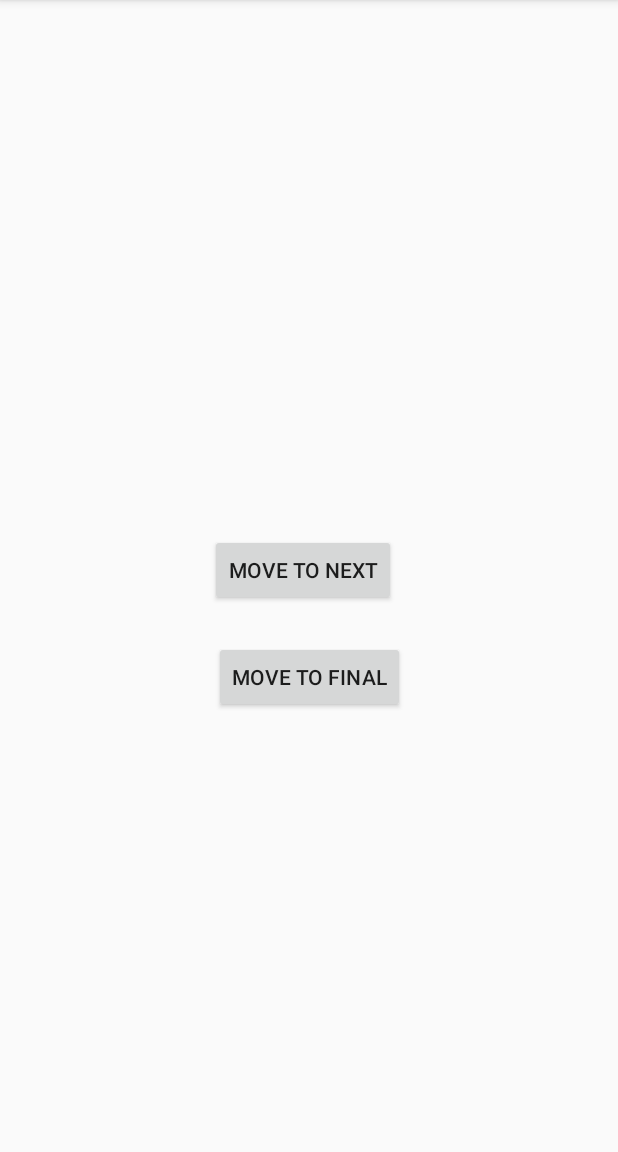
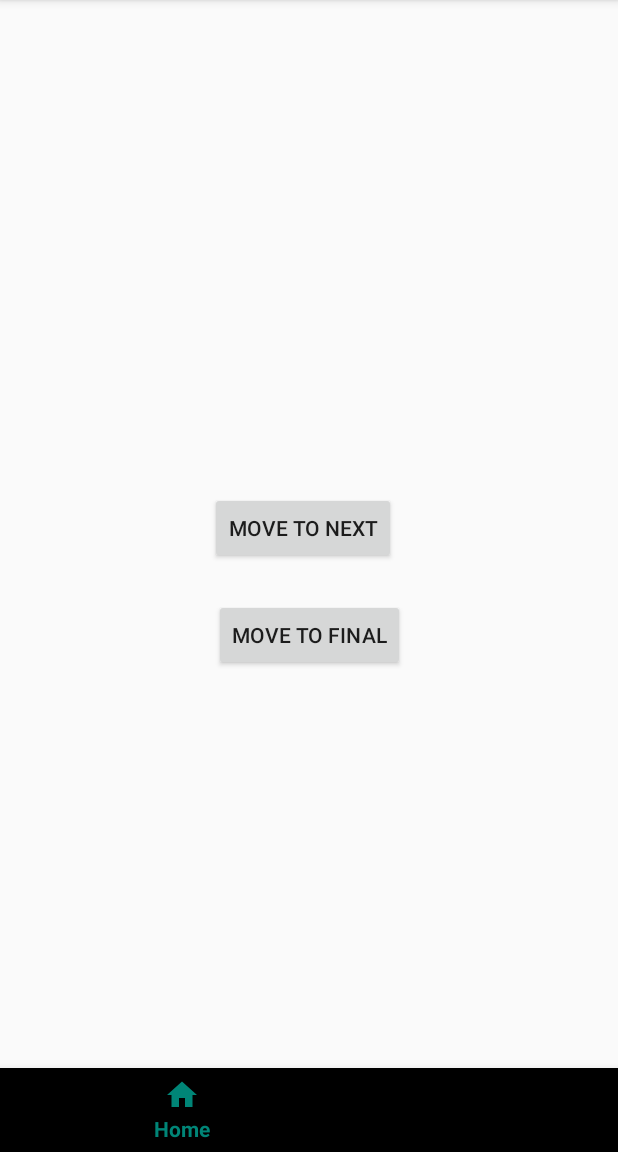
Before and after one commit to FAVOUR/Step-by-step, an Android app: the screen it shows after launch (MainActivity), on a phone screen of 412 x 824 dp, the part 84-1236 px from its top. Run offline under Robolectric (Android 15) with nearby library versions, the phone set to English and light mode, and no system bars; our stand-ins replace navigation-ui; 1 statement that could not run was skipped.

Commit message:
Implemented the BottomNavigetionView

```diff
--- a/app/src/main/java/com/example/step_by_step/MainActivity.java
+++ b/app/src/main/java/com/example/step_by_step/MainActivity.java
@@ -1,10 +1,20 @@
 package com.example.step_by_step;
 
+import androidx.annotation.NonNull;
 import androidx.appcompat.app.AppCompatActivity;
+import androidx.appcompat.widget.Toolbar;
+import androidx.navigation.NavController;
+import androidx.navigation.NavHost;
 import androidx.navigation.Navigation;
+import androidx.navigation.fragment.NavHostFragment;
+import androidx.navigation.ui.NavigationUI;
 
 import android.os.Bundle;
+import android.view.Menu;
+import android.view.MenuItem;
 import android.widget.Button;
+
+import com.google.android.material.bottomnavigation.BottomNavigationView;
 
 public class MainActivity extends AppCompatActivity {
 
@@ -16,5 +26,35 @@ public class MainActivity extends AppCompatActivity {
         super.onCreate(savedInstanceState);
         setContentView(R.layout.activity_main);
 
+
+//        Toolbar toolbar = findViewById(R.id.toolbar);
+//                setSupportActionBar(toolbar);
+
+
+        NavHostFragment navHost =(NavHostFragment) getSupportFragmentManager().findFragmentById(R.id.nav_host_fragment);
+
+        NavController navController =navHost.getNavController();
+
+        setButtomNav(navController);
+
+    }
+
+
+
+    public void setButtomNav(NavController navController){
+        BottomNavigationView bottomNavigationView = findViewById(R.id.bottom_nav);
+        NavigationUI.setupWithNavController(bottomNavigationView,navController);
+    }
+
+    @Override
+    public boolean onCreateOptionsMenu(Menu menu) {
+
+//        menu.add(R.menu.bottom_nav_elemet)
+        return super.onCreateOptionsMenu(menu);
+    }
+
+    @Override
+    public boolean onOptionsItemSelected(@NonNull MenuItem item) {
+        return super.onOptionsItemSelected(item);
     }
 }
--- /dev/null
+++ b/app/src/main/res/drawable/ic_home_black_24dp.xml
@@ -0,0 +1,9 @@
+<vector xmlns:android="http://schemas.android.com/apk/res/android"
+        android:width="24dp"
+        android:height="24dp"
+        android:viewportWidth="24.0"
+        android:viewportHeight="24.0">
+    <path
+        android:fillColor="#FF000000"
+        android:pathData="M10,20v-6h4v6h5v-8h3L12,3 2,12h3v8z"/>
+</vector>
--- a/app/src/main/res/layout/activity_main.xml
+++ b/app/src/main/res/layout/activity_main.xml
@@ -4,13 +4,32 @@
     xmlns:tools="http://schemas.android.com/tools"
     android:layout_width="match_parent"
     android:layout_height="match_parent"
+    android:orientation="vertical"
     tools:context=".MainActivity">
+
+   <!--<androidx.appcompat.widget.Toolbar-->
+       <!--android:id="@+id/toolbar"-->
+       <!--android:layout_width="match_parent"-->
+       <!--android:layout_height="wrap_content"-->
+       <!--android:background="@color/colorPrimaryDark"-->
+       <!--android:theme="@style/ThemeOverlay.AppCompat.ActionBar"-->
+       <!--app:popupTheme="@style/ThemeOverlay.AppCompat.Light"-->
+       <!--/>-->
 
    <fragment
        android:layout_width="match_parent"
-       android:layout_height="match_parent"
+       android:layout_height="0dp"
+       android:layout_weight="1"
        android:id="@+id/nav_host_fragment"
        android:name="androidx.navigation.fragment.NavHostFragment"
        app:navGraph="@navigation/nav_graph"
        app:defaultNavHost="true"/>
+
+   <com.google.android.material.bottomnavigation.BottomNavigationView
+       android:id="@+id/bottom_nav"
+       android:layout_width="match_parent"
+       android:layout_height="wrap_content"
+       android:layout_gravity="bottom"
+       app:menu="@menu/bottom_nav_elemet"/>
+
 </LinearLayout>
--- /dev/null
+++ b/app/src/main/res/menu/bottom_nav_elemet.xml
@@ -0,0 +1,15 @@
+<?xml version="1.0" encoding="utf-8"?>
+<menu xmlns:android="http://schemas.android.com/apk/res/android">
+
+
+    <item
+        android:id="@+id/menu_home"
+        android:title="Home"
+        android:icon="@drawable/ic_home_black_24dp"
+        />
+    <item
+        android:id="@+id/menu_deeplink"
+        android:title="Home"
+        android:icon="@drawable/ic_home_black_24dp"
+        />
+</menu>
```
Also changed, not shown: app/src/main/res/drawable/ic_local_grocery_store_black_24dp.xml (added, +9 -0 lines), app/src/main/res/drawable/ic_settings_black_24dp.xml (added, +9 -0 lines).
